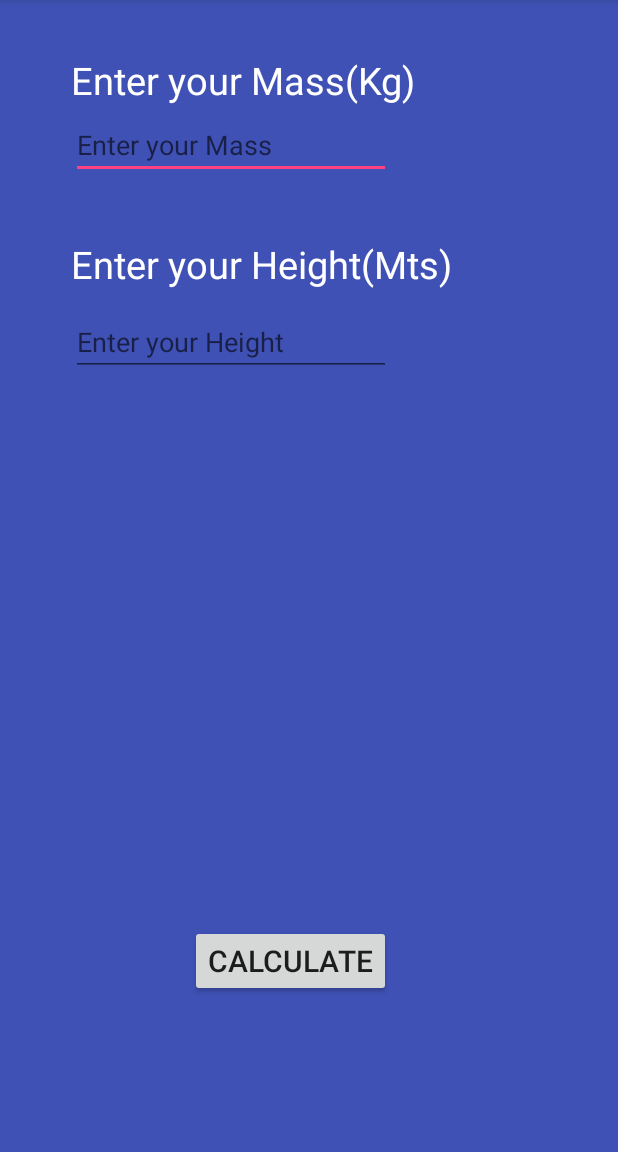
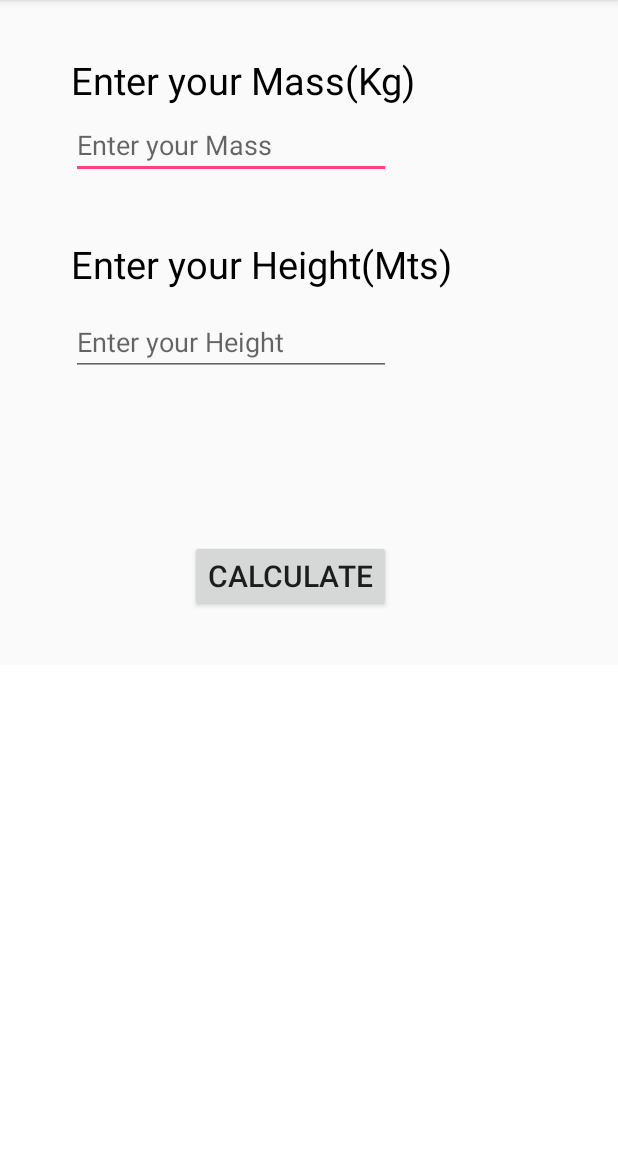
Before and after one commit to manjunath2412/BMICalculator, an Android app: the screen it shows after launch (MainActivity), after a tap on "CALCULATE", on a phone screen of 412 x 824 dp, the part 84-1236 px from its top. Run offline under Robolectric (Android 15) with nearby library versions, the phone set to English and light mode, and no system bars; 2 statements that could not run were skipped.

Commit message:
Updated Layout and added imagesource

```diff
--- a/app/src/main/java/com/dice/ms1/bmicalculator/MainActivity.java
+++ b/app/src/main/java/com/dice/ms1/bmicalculator/MainActivity.java
@@ -6,6 +6,7 @@ import android.os.Bundle;
 import android.view.View;
 import android.widget.Button;
 import android.widget.EditText;
+import android.widget.ImageView;
 import android.widget.Toast;
 
 public class MainActivity extends AppCompatActivity {
@@ -18,6 +19,7 @@ public class MainActivity extends AppCompatActivity {
         Button calculatebutton = (Button) findViewById(R.id.calculate_button);
         final EditText massvalue = (EditText) findViewById(R.id.mass_text);
         final EditText heightvalue = (EditText) findViewById(R.id.height_text);
+        final ImageView imagedis = (ImageView) findViewById(R.id.imagedisplay);
 
         calculatebutton.setOnClickListener(new View.OnClickListener()
           {
@@ -27,20 +29,24 @@ public class MainActivity extends AppCompatActivity {
                   double mass = Double.parseDouble(massvalue.getText().toString());
                   double height = Double.parseDouble(heightvalue.getText().toString());
                   double bmi = mass/height;
+
                   String weightresult = "";
                   if(bmi > 25)
                   {
                       weightresult = "You are Overweight!!!";
+                      imagedis.setImageResource(R.drawable.overweight);
                   }
                   else if((bmi > 18.5) && (bmi <= 25))
                   {
                       weightresult = "You have Normal weight :)";
+                      imagedis.setImageResource(R.drawable.normal);
                   }
-                  else if(bmi < 18)
+                  else if(bmi < 18.5)
                   {
                       weightresult = "You are Underweight :(";
+                      imagedis.setImageResource(R.drawable.underweight);
                   }
-                 Toast.makeText(MainActivity.this, "BMI value is : "+bmi+" and "+weightresult, Toast.LENGTH_SHORT).show();
+                 Toast.makeText(MainActivity.this, "BMI value is : "+bmi+" and "+weightresult, Toast.LENGTH_LONG).show();
                  }
            }
         );
--- a/app/src/main/res/layout/activity_main.xml
+++ b/app/src/main/res/layout/activity_main.xml
@@ -4,40 +4,26 @@
     xmlns:tools="http://schemas.android.com/tools"
     android:layout_width="match_parent"
     android:layout_height="match_parent"
-    tools:context="com.dice.ms1.bmicalculator.MainActivity"><![CDATA[
-
-        android:layout_width="368dp"
-        android:layout_height="495dp"
-        tools:layout_editor_absoluteX="8dp"
-        tools:layout_editor_absoluteY="8dp">
-
-
-
-
-
-
-
-        ]]>
+    tools:context="com.dice.ms1.bmicalculator.MainActivity">
 
         <ImageView
-            android:id="@+id/imageView5"
+            android:id="@+id/imagedisplay"
             android:layout_width="match_parent"
             android:layout_height="match_parent"
-            app:srcCompat="@color/colorPrimary"
-            android:layout_alignParentTop="true"
             android:layout_alignParentLeft="true"
-            android:layout_alignParentStart="true" />
+            android:layout_alignParentStart="true"
+            android:layout_below="@+id/calculate_button"
+            android:layout_marginTop="35dp"
+            app:srcCompat="@android:color/background_light" />
 
         <Button
             android:id="@+id/calculate_button"
             android:layout_width="wrap_content"
             android:layout_height="wrap_content"
-            android:layout_alignParentBottom="true"
-            android:layout_marginBottom="103dp"
             android:text="@string/calculate_button"
-            android:layout_centerVertical="true"
             android:textAlignment="center"
             android:textSize="20sp"
+            android:layout_centerVertical="true"
             android:layout_alignRight="@+id/height_text"
             android:layout_alignEnd="@+id/height_text" />
 
@@ -73,13 +59,13 @@
             android:id="@+id/mass_message"
             android:layout_width="wrap_content"
             android:layout_height="wrap_content"
+            android:layout_alignLeft="@+id/mass_text"
+            android:layout_alignParentTop="true"
+            android:layout_alignStart="@+id/mass_text"
+            android:layout_marginTop="36dp"
             android:text="@string/mass_value"
-            android:textColor="@android:color/background_light"
-            android:textSize="25sp"
-            android:layout_marginTop="36dp"
-            android:layout_alignParentTop="true"
-            android:layout_alignLeft="@+id/mass_text"
-            android:layout_alignStart="@+id/mass_text" />
+            android:textColor="@android:color/background_dark"
+            android:textSize="25sp" />
 
         <TextView
             android:id="@+id/height_message"
@@ -90,7 +76,19 @@
             android:layout_below="@+id/mass_text"
             android:layout_marginTop="39dp"
             android:text="@string/height_value"
-            android:textColor="@android:color/background_light"
+            android:textColor="@android:color/background_dark"
             android:textSize="25sp" />
 
+        <!--<ImageView-->
+            <!--android:id="@+id/imageView6"-->
+            <!--android:layout_width="wrap_content"-->
+            <!--android:layout_height="wrap_content"-->
+            <!--android:layout_alignEnd="@+id/calculate_button"-->
+            <!--android:layout_alignParentBottom="true"-->
+            <!--android:layout_alignRight="@+id/calculate_button"-->
+            <!--android:layout_marginBottom="142dp"-->
+            <!--android:layout_marginEnd="35dp"-->
+            <!--android:layout_marginRight="35dp"-->
+            <!--app:srcCompat="@color/colorPrimary" />-->
+
 </RelativeLayout>
```
Also changed, not shown: app/src/main/res/drawable/bmi1_bg.jpg (deleted), app/src/main/res/drawable/bmi_bg.jpg (deleted), app/src/main/res/drawable/normal.jpg (added), app/src/main/res/drawable/overweight.jpg (added), app/src/main/res/drawable/underweight.jpg (added).
